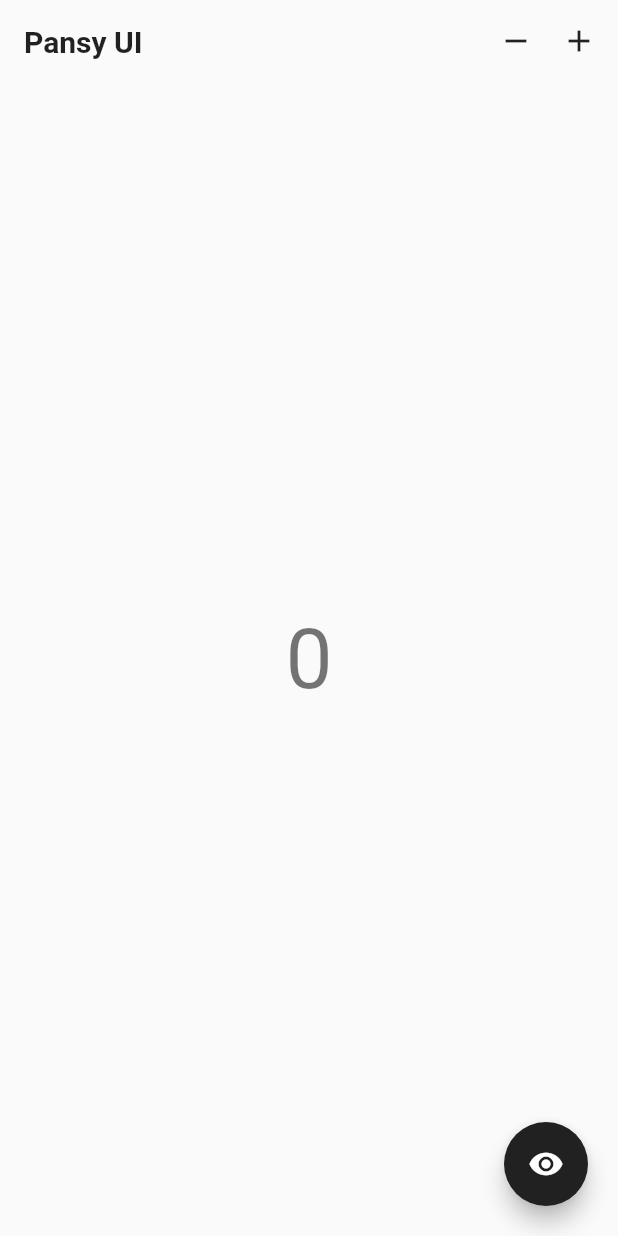
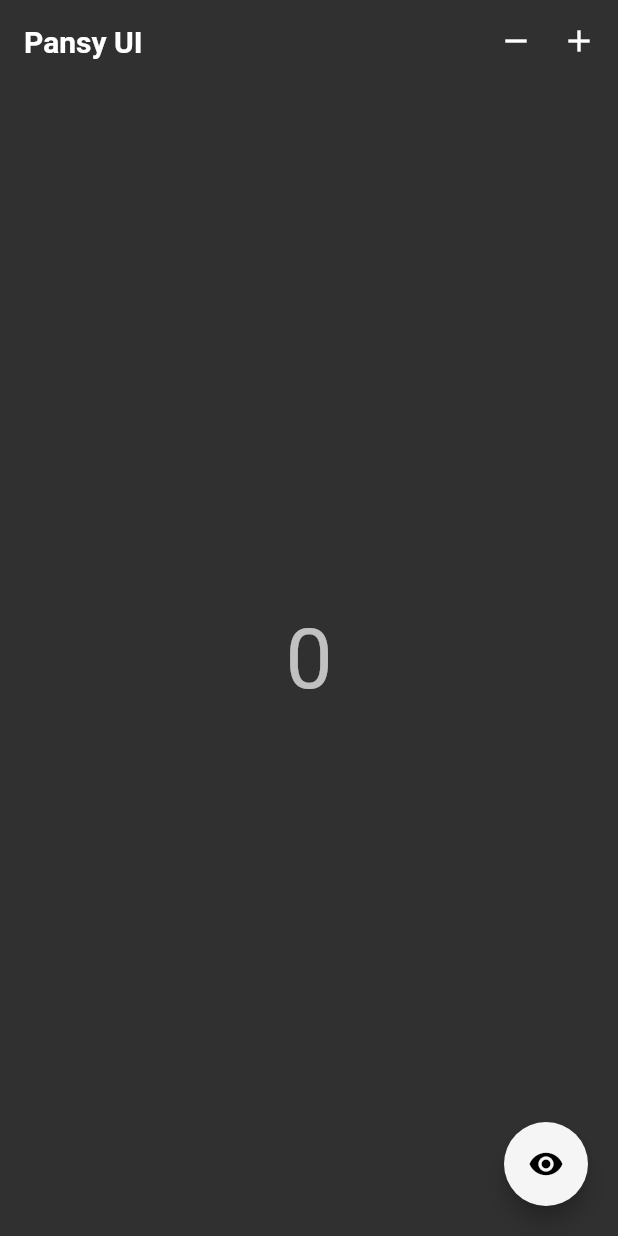
Before and after one commit to oneLab-Projects/pansy_ui, a Flutter app: the screen it shows after launch, on a phone screen of 412 x 824 dp. Run offline on Flutter 3.47's test engine with Material 2 defaults, Android fonts, the light colour scheme and no system bars.

Commit message:
Fix theme provider

```diff
--- a/lib/src/components/global/app/app.dart
+++ b/lib/src/components/global/app/app.dart
@@ -171,6 +171,7 @@ class _PansyAppState extends State<PansyApp> {
   @override
   Widget build(BuildContext context) {
     Widget result = ThemeProvider(
+      initialThemeMode: widget.themeMode,
       builder: (themeMode) {
         return WidgetsApp(
           key: GlobalObjectKey(this),
@@ -186,13 +187,12 @@ class _PansyAppState extends State<PansyApp> {
           onGenerateInitialRoutes: widget.onGenerateInitialRoutes,
           onUnknownRoute: widget.onUnknownRoute,
           builder: (BuildContext context, Widget child) {
-            final mode = themeMode ?? ThemeMode.system;
             ThemeData theme;
             if (widget.darkTheme != null) {
               final platformBrightness =
                   MediaQuery.platformBrightnessOf(context);
-              if (mode == ThemeMode.dark ||
-                  (mode == ThemeMode.system &&
+              if (themeMode == ThemeMode.dark ||
+                  (themeMode == ThemeMode.system &&
                       platformBrightness == Brightness.dark)) {
                 theme = widget.darkTheme;
               }
--- a/lib/src/components/global/theme/theme_provider.dart
+++ b/lib/src/components/global/theme/theme_provider.dart
@@ -5,11 +5,12 @@ typedef ThemedWidgetBuilder = Widget Function(ThemeMode data);
 class ThemeProvider extends StatefulWidget {
   const ThemeProvider({
     Key key,
-    this.themeMode,
-    this.builder,
-  }) : super(key: key);
+    @required this.initialThemeMode,
+    @required this.builder,
+  })  : assert(initialThemeMode != null || builder != null),
+        super(key: key);
 
-  final ThemeMode themeMode;
+  final ThemeMode initialThemeMode;
   final ThemedWidgetBuilder builder;
 
   @override
@@ -28,7 +29,7 @@ class ThemeProviderState extends State<ThemeProvider> {
   @override
   void initState() {
     super.initState();
-    _themeMode = widget.themeMode;
+    _themeMode = widget.initialThemeMode;
   }
 
   void setThemeMode(ThemeMode themeMode) {
```
